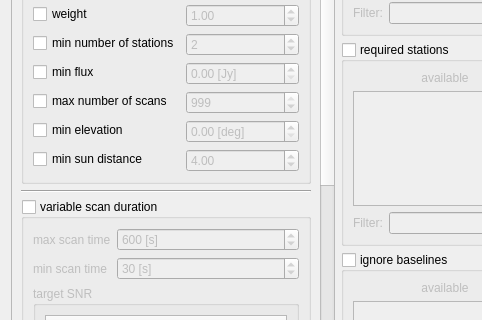
First picture: the form in sourceparametersdialog.ui, repository TUW-VieVS/VieSchedpp, before the edit; both pictures show x 0 to 482 and y 217 to 537 of the 750 by 750 pixel window.
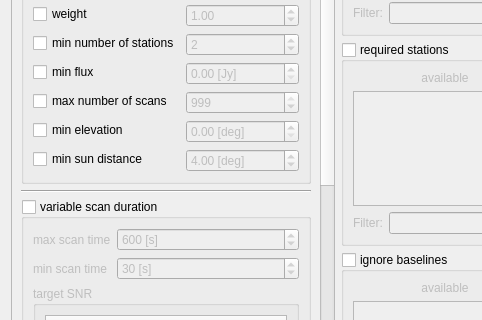
Second picture: the form after the edit. Icons and pictures are not drawn.

```diff
--- a/sourceparametersdialog.ui
+++ b/sourceparametersdialog.ui
@@ -91,8 +91,8 @@
          <rect>
           <x>0</x>
           <y>0</y>
-          <width>297</width>
-          <height>962</height>
+          <width>348</width>
+          <height>1185</height>
          </rect>
         </property>
         <layout class="QVBoxLayout" name="verticalLayout">
@@ -290,6 +290,15 @@
               <property name="enabled">
                <bool>false</bool>
               </property>
+              <property name="toolTip">
+               <string>minimum required distance from the sun</string>
+              </property>
+              <property name="statusTip">
+               <string>minimum required distance from the sun</string>
+              </property>
+              <property name="suffix">
+               <string> [deg]</string>
+              </property>
               <property name="maximum">
                <double>180.000000000000000</double>
               </property>
```
Left out of the diff: 263 changed lines with no effect on the pictures.
